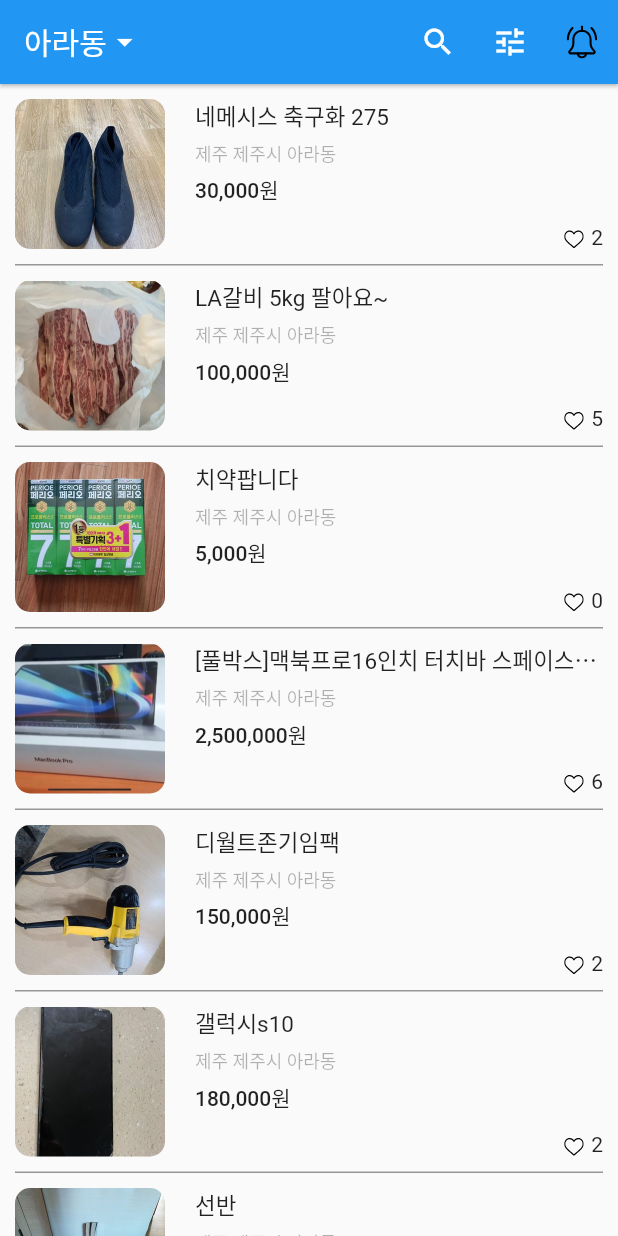
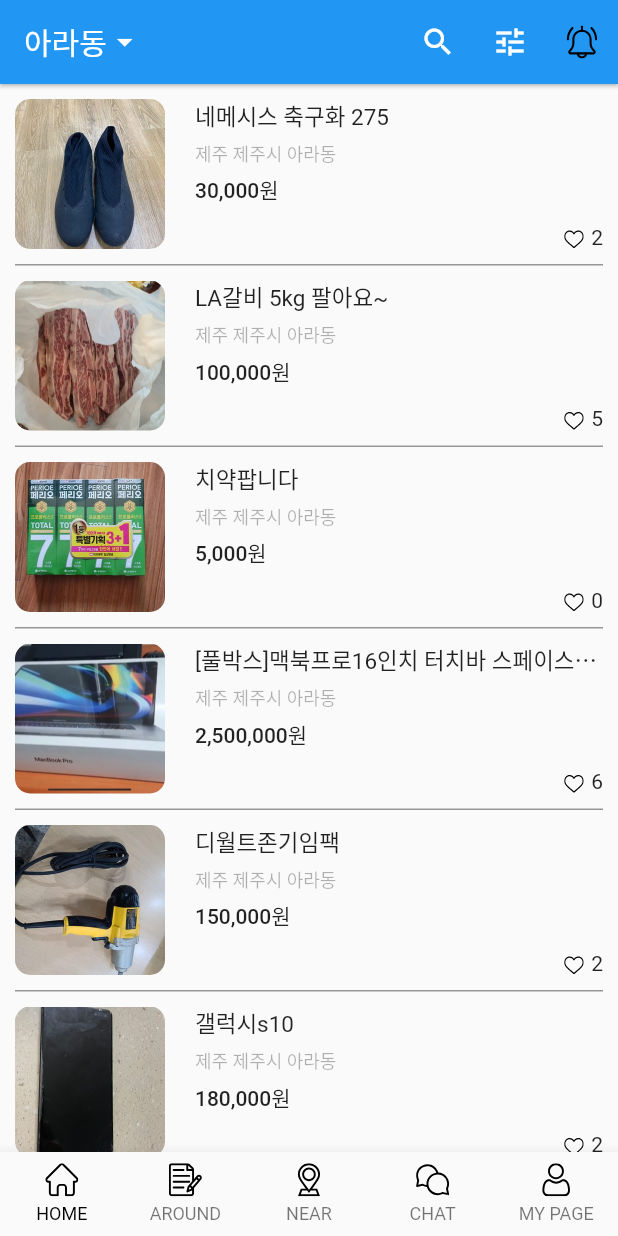
Before and after one commit to rwarou/carrotMarket, a Flutter app: the screen it shows after launch, on a phone screen of 412 x 824 dp. Run offline on Flutter 3.47's test engine with Material 2 defaults, Android fonts, the phone set to English and light mode, and no system bars; our stand-ins replace flutter_svg.

Commit message:
bottomNavigation 생성

```diff
--- a/lib/pages/home.dart
+++ b/lib/pages/home.dart
@@ -9,6 +9,7 @@ class Home extends StatefulWidget {
 
 class _HomeState extends State<Home> {
   List<Map<String, String>> datas = [];
+  int _currentPageIndex;
 
   @override
   void initState() {
@@ -86,6 +87,7 @@ class _HomeState extends State<Home> {
         "likes": "7"
       },
     ];
+    _currentPageIndex = 0;
   }
 
   Widget _appBarWidget() {
@@ -209,11 +211,46 @@ class _HomeState extends State<Home> {
         itemCount: datas.length);
   }
 
+  BottomNavigationBarItem _bottomNavigationBarItem(String icon, String label) {
+    return BottomNavigationBarItem(
+      icon: Padding(
+        padding: const EdgeInsets.only(bottom: 5),
+        child: SvgPicture.asset(
+          "assets/svg/$icon.svg",
+          width: 22,
+        ),
+      ),
+      label: label,
+    );
+  }
+
+  Widget _bottomNavigationBarWidget() {
+    return BottomNavigationBar(
+      type: BottomNavigationBarType.fixed,
+      onTap: (int index) {
+        setState(() {
+          _currentPageIndex = index;
+        });
+      },
+      currentIndex: _currentPageIndex,
+      selectedItemColor: Colors.black,
+      selectedFontSize: 12,
+      items: [
+        _bottomNavigationBarItem("home_off", "HOME"),
+        _bottomNavigationBarItem("notes_off", "AROUND"),
+        _bottomNavigationBarItem("location_off", "NEAR"),
+        _bottomNavigationBarItem("chat_off", "CHAT"),
+        _bottomNavigationBarItem("user_off", "MY PAGE"),
+      ],
+    );
+  }
+
   @override
   Widget build(BuildContext context) {
     return Scaffold(
       appBar: _appBarWidget(),
       body: _bodyWidget(),
+      bottomNavigationBar: _bottomNavigationBarWidget(),
     );
   }
 }
```
